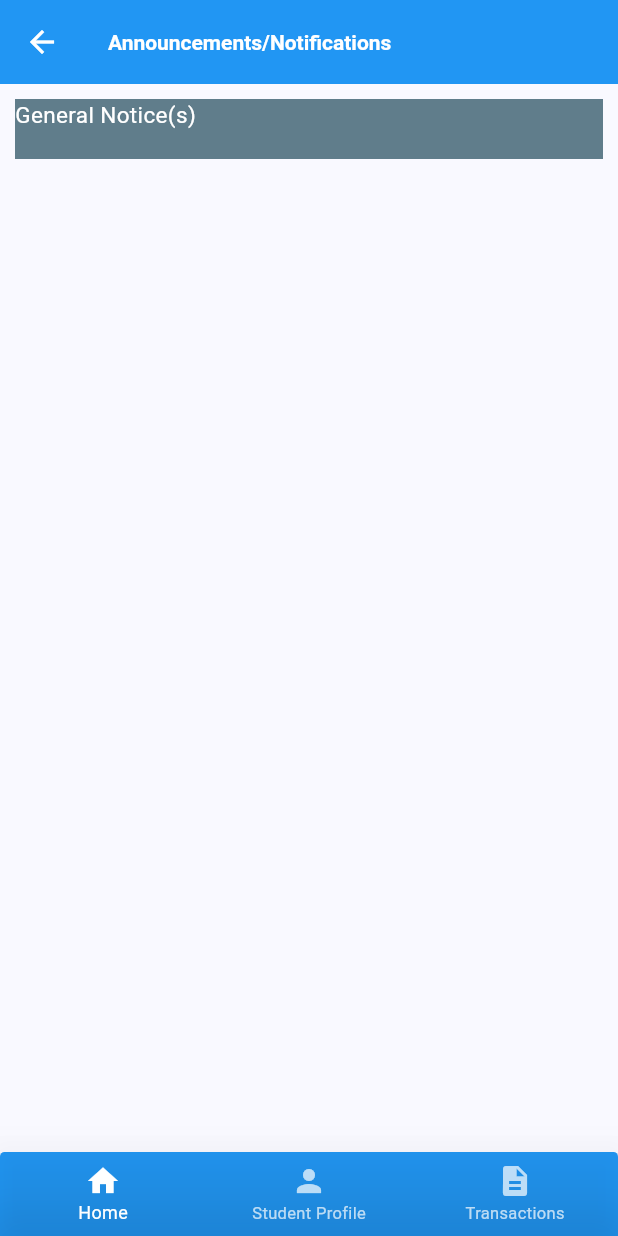
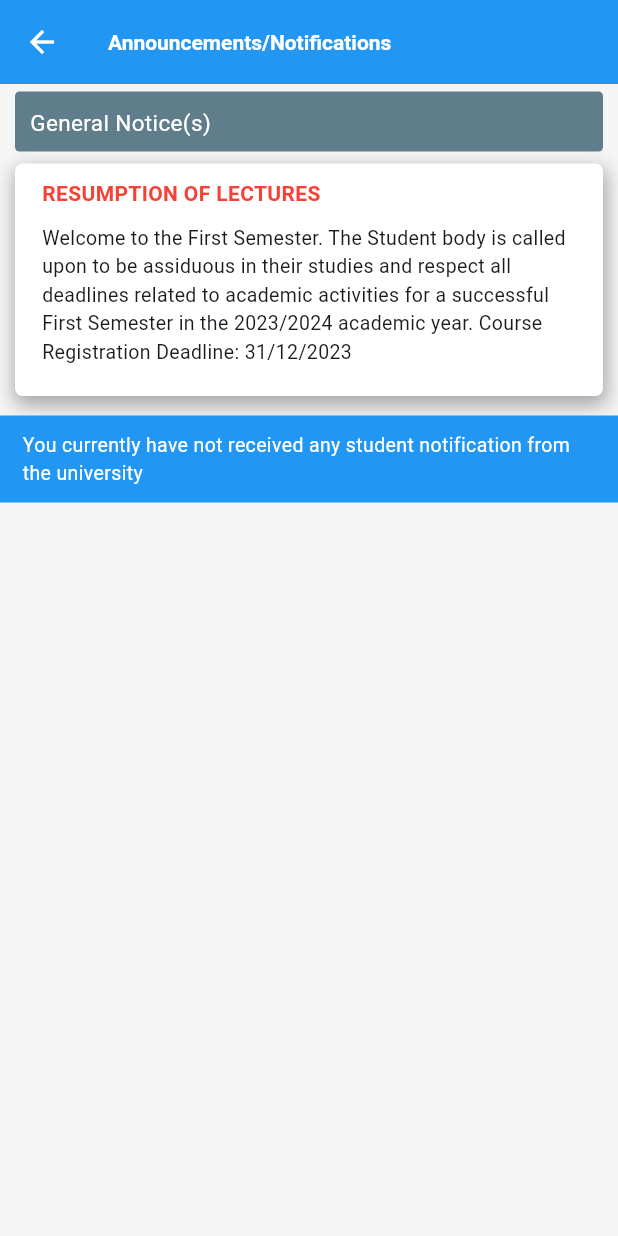
Before and after one commit to ChinepohDivine-f/go-clone, a Flutter app: the Announcement screen opened by its route, on a phone screen of 412 x 824 dp. Run offline on Flutter 3.47's test engine with Material 3 defaults, Android fonts, the phone set to English and light mode, and no system bars.

```diff
--- a/lib/screens/optionScreens/announcements.dart
+++ b/lib/screens/optionScreens/announcements.dart
@@ -12,7 +12,8 @@ class _AnnouncementState extends State<Announcement> {
   @override
   Widget build(BuildContext context) {
     return Scaffold(
-      bottomNavigationBar: const BottomNav(),
+      backgroundColor: Colors.grey[100],
+      // bottomNavigationBar: const BottomNav(),
       appBar: AppBar(
         backgroundColor: Colors.blue,
         foregroundColor: Colors.white,
@@ -27,24 +28,97 @@ class _AnnouncementState extends State<Announcement> {
       ),
       body: SingleChildScrollView(
         child: Column(
-          children: [newMethod(), const SizedBox()],
+          children: [
+            GeneralNotice(),
+            // const SizedBox(
+            //   height: 24,
+            // ),
+            generalNotification(),
+            const SizedBox(
+              height: 10,
+            ),
+            Note(),
+          ],
         ),
       ),
     );
   }
 
-  Container newMethod() {
+  Container Note() {
     return Container(
-      margin: const EdgeInsets.all(10),
+              decoration: const BoxDecoration(color: Colors.blue),
+              width: double.infinity,
+
+              // used to make text responsive an follow the width of the screen
+              child: const IntrinsicWidth(
+                  child: Padding(
+                padding:
+                    EdgeInsets.symmetric(horizontal: 15.0, vertical: 10.0),
+                child: Text(
+                  "You currently have not received any student notification from the university",
+                  style: TextStyle(
+                    color: Colors.white,
+                    fontWeight: FontWeight.w400,
+                    fontSize: 13
+                  ),
+                ),
+              )));
+  }
+
+  Container generalNotification() {
+    return Container(
+      margin: const EdgeInsets.symmetric(horizontal: 10, vertical: 3),
+            decoration: BoxDecoration(
+              color: Colors.white,
+                borderRadius: const BorderRadius.all(Radius.circular(5)),
+                boxShadow:List.filled(3, const BoxShadow(color: Colors.black12, spreadRadius: 1, blurRadius: 10, offset: Offset(1, 5))),
+                ),
+            child: const Padding(
+              padding: EdgeInsets.symmetric(horizontal:8.0, vertical: 10),
+              child: Column(
+                crossAxisAlignment: CrossAxisAlignment.start,
+                children: [
+                  Padding(
+                    padding: EdgeInsets.symmetric(horizontal:10.0),
+                    child: Text("RESUMPTION OF LECTURES", style: TextStyle(color: Colors.red, fontWeight: FontWeight.bold),),
+                  ),
+                  Padding(
+                    padding: EdgeInsets.all(10.0),
+                    child: IntrinsicWidth(child: Text("Welcome to the First Semester. The Student body is called upon to be assiduous in their studies and respect all deadlines related to academic activities for a successful First Semester in the 2023/2024 academic year. Course Registration Deadline: 31/12/2023", style: TextStyle(fontSize: 13),),),
+                  ),
+                ],
+              ),
+            ),
+          );
+  }
+
+  Container GeneralNotice() {
+    return Container(
+      margin: const EdgeInsets.symmetric(horizontal: 10, vertical: 5),
       width: double.infinity,
       height: 40,
-      decoration: const BoxDecoration(color: Colors.blueGrey),
-      child: const Text(
-        "General Notice(s)",
-        style: TextStyle(
-          color: Colors.white,
-          fontSize: 15,
-        ),
+      decoration: const BoxDecoration(
+          color: Colors.blueGrey,
+          borderRadius: BorderRadius.all(Radius.circular(3)),
+
+
+          ),
+      child: const Row(
+        mainAxisSize: MainAxisSize.max,
+        mainAxisAlignment: MainAxisAlignment.start,
+        crossAxisAlignment: CrossAxisAlignment.center,
+        children: [
+          Padding(
+            padding: EdgeInsets.all(10.0),
+            child: Text(
+              "General Notice(s)",
+              style: TextStyle(
+                color: Colors.white,
+                fontSize: 15,
+              ),
+            ),
+          ),
+        ],
       ),
     );
   }
--- a/lib/widgets/studentContainer.dart
+++ b/lib/widgets/studentContainer.dart
@@ -20,9 +20,10 @@ class StudentContainer extends StatelessWidget {
           children: [
             ClipRRect(
                 borderRadius: const BorderRadius.all(Radius.circular(70)),
-                child: Image.asset("assets/images/chinepoh.png", height: 70,)),
+                child: Image.asset("assets/images/chinepoh.png", height: 75,)),
                 const SizedBox(width: 5,),
-            const Padding(
+            const IntrinsicWidth(
+              child: Padding(
                 padding: EdgeInsets.all(8.0),
                 child: Column(
                   crossAxisAlignment: CrossAxisAlignment.start,
@@ -39,6 +40,7 @@ class StudentContainer extends StatelessWidget {
                       ],
                     ),
                   ],
+                ),
               ),
             )
           ],
```
Also changed, not shown: lib/screens/Transactions.dart (+18 -2 lines), lib/screens/widgets/home-option.dart (+12 -10 lines), lib/widgets/home-category.dart (+17 -29 lines), pubspec.lock. Lines whose indentation alone changed are shown as unchanged.
